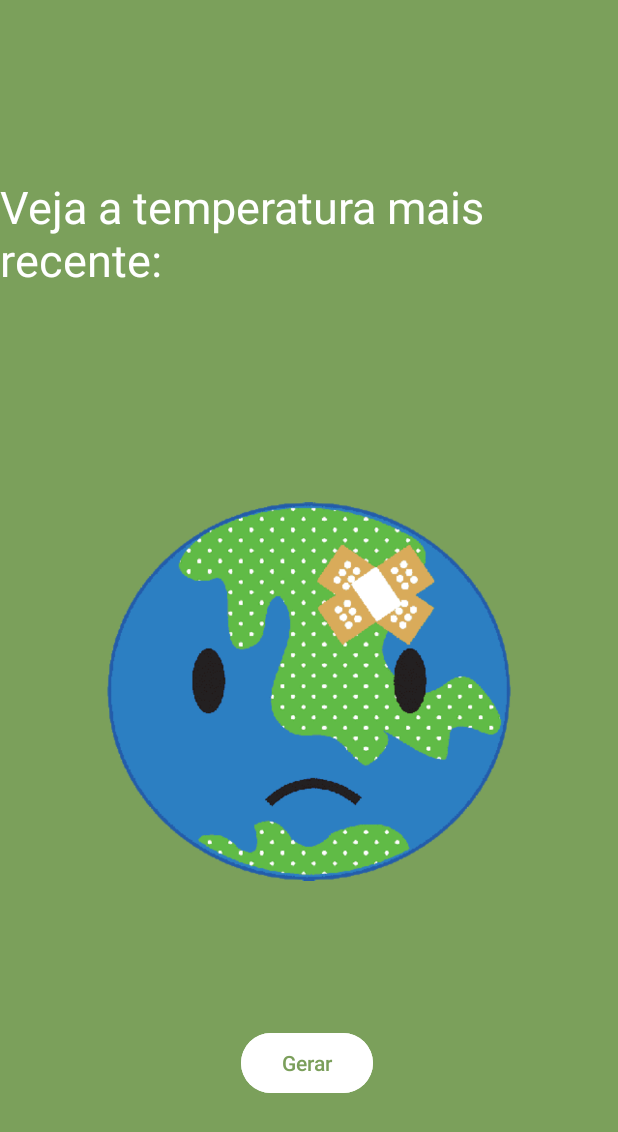
After one commit to MarinaBohlant/appAline, an Android app: the TemperaturaActivity screen opened directly, with no data from a screen before it, on a phone screen of 412 x 824 dp. The commit adds this screen. Shown: the top 1132 px of the screen. Run offline under Robolectric (Android 15) with nearby library versions, the phone set to English and light mode, and no system bars.

Commit message:
Adicionando Activity

```diff
--- a/app/src/main/AndroidManifest.xml
+++ b/app/src/main/AndroidManifest.xml
@@ -13,13 +13,17 @@
         android:theme="@style/Theme.AppMarinaDamasceno"
         tools:targetApi="31">
         <activity
+            android:name=".TemperaturaActivity"
+            android:exported="false" />
+        <activity
             android:name=".mapaActivity"
             android:exported="true">
             <intent-filter>
                 <action android:name="android.intent.action.MAIN" />
-                <action android:name="android.intent.action.VIEW"/>
+                <action android:name="android.intent.action.VIEW" />
+
                 <category android:name="android.intent.category.LAUNCHER" />
-                <category android:name="android.intent.category.BROWSABLE "/>
+                <category android:name="android.intent.category.BROWSABLE " />
             </intent-filter>
         </activity>
         <activity
--- /dev/null
+++ b/app/src/main/java/com/example/appmarinadamasceno/TemperaturaActivity.java
@@ -0,0 +1,14 @@
+package com.example.appmarinadamasceno;
+
+import androidx.appcompat.app.AppCompatActivity;
+
+import android.os.Bundle;
+
+public class TemperaturaActivity extends AppCompatActivity {
+
+    @Override
+    protected void onCreate(Bundle savedInstanceState) {
+        super.onCreate(savedInstanceState);
+        setContentView(R.layout.activity_temperatura);
+    }
+}
--- /dev/null
+++ b/app/src/main/res/layout/activity_temperatura.xml
@@ -0,0 +1,60 @@
+<?xml version="1.0" encoding="utf-8"?>
+<androidx.constraintlayout.widget.ConstraintLayout xmlns:android="http://schemas.android.com/apk/res/android"
+    xmlns:app="http://schemas.android.com/apk/res-auto"
+    xmlns:tools="http://schemas.android.com/tools"
+    android:layout_width="match_parent"
+    android:layout_height="match_parent"
+    android:background="#7ba05b"
+    tools:context=".TemperaturaActivity">
+
+    <TextView
+        android:id="@+id/txtgraus"
+        android:layout_width="wrap_content"
+        android:layout_height="wrap_content"
+        android:layout_marginEnd="206dp"
+        android:layout_marginBottom="583dp"
+        android:text="@string/txtgraus"
+        android:textSize="35sp"
+        app:layout_constraintBottom_toBottomOf="parent"
+        app:layout_constraintEnd_toEndOf="parent" />
+
+    <TextView
+        android:id="@+id/txttemperatura"
+        android:layout_width="wrap_content"
+        android:layout_height="wrap_content"
+        android:layout_marginStart="104dp"
+        android:layout_marginEnd="105dp"
+        android:text="@string/txttemperatura"
+        android:textColor="@color/white"
+        android:textSize="30sp"
+        app:layout_constraintBottom_toTopOf="@+id/txtgraus"
+        app:layout_constraintEnd_toEndOf="parent"
+        app:layout_constraintHorizontal_bias="0.497"
+        app:layout_constraintStart_toStartOf="parent"
+        tools:ignore="VisualLintBounds" />
+
+    <Button
+        android:id="@+id/btngerar"
+        android:layout_width="wrap_content"
+        android:layout_height="wrap_content"
+        android:layout_marginEnd="163dp"
+        android:layout_marginBottom="91dp"
+        android:backgroundTint="#FFFFFF"
+        android:text="@string/btngerar"
+        android:textColor="#7B9F5B"
+        app:layout_constraintBottom_toBottomOf="parent"
+        app:layout_constraintEnd_toEndOf="parent"
+        tools:ignore="TextContrastCheck" />
+
+    <ImageView
+        android:id="@+id/imgterra"
+        android:layout_width="wrap_content"
+        android:layout_height="wrap_content"
+        android:layout_marginBottom="28dp"
+        android:contentDescription="terra"
+        app:layout_constraintBottom_toTopOf="@+id/btngerar"
+        app:layout_constraintEnd_toEndOf="parent"
+        app:srcCompat="@drawable/Terra"
+        tools:ignore="HardcodedText,ImageContrastCheck" />
+
+</androidx.constraintlayout.widget.ConstraintLayout>
--- a/app/src/main/res/values/strings.xml
+++ b/app/src/main/res/values/strings.xml
@@ -31,4 +31,8 @@
     <string name="mapView">Mapa</string>
     <string name="btnMapa">Ver mapa</string>
     <string name="txtSite">Ver site</string>
+    <string name="txttemperatura">Veja a temperatura mais recente:</string>
+    <string name="txtgraus"></string>
+    <string name="imgterra"></string>
+    <string name="btngerar">Gerar</string>
 </resources>
```
Also changed, not shown: app/src/main/res/drawable/Terra.png (added).
